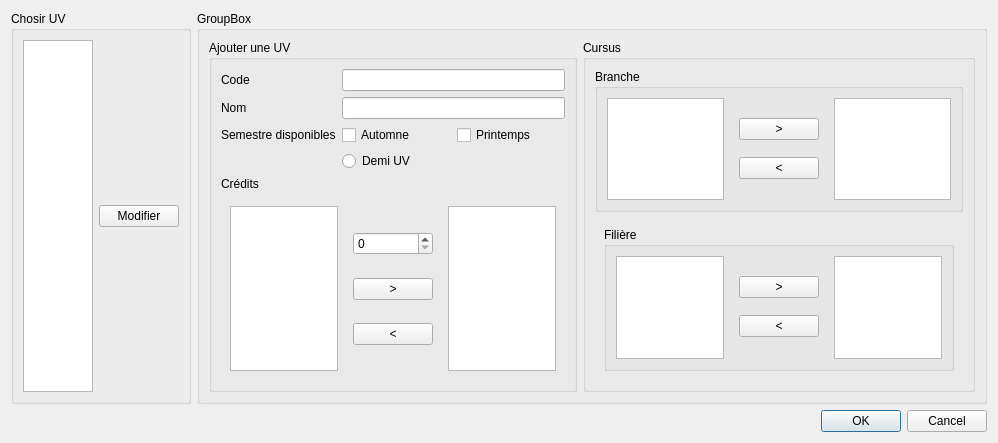
Before: the Qt Designer form window/modifuvwindow.ui in roddehugo/utprofiler, drawn with Qt 5.
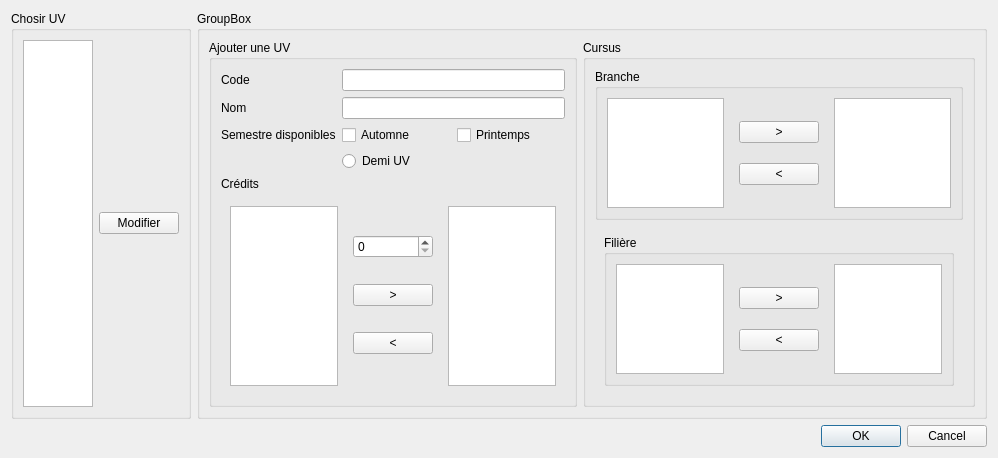
After: the same form once the commit is applied.

```diff
--- a/window/modifuvwindow.ui
+++ b/window/modifuvwindow.ui
@@ -7,7 +7,7 @@
     <x>0</x>
     <y>0</y>
     <width>998</width>
-    <height>443</height>
+    <height>458</height>
    </rect>
   </property>
   <property name="windowTitle">
```
Left out of the diff: 14 changed lines with no effect on the pictures.
